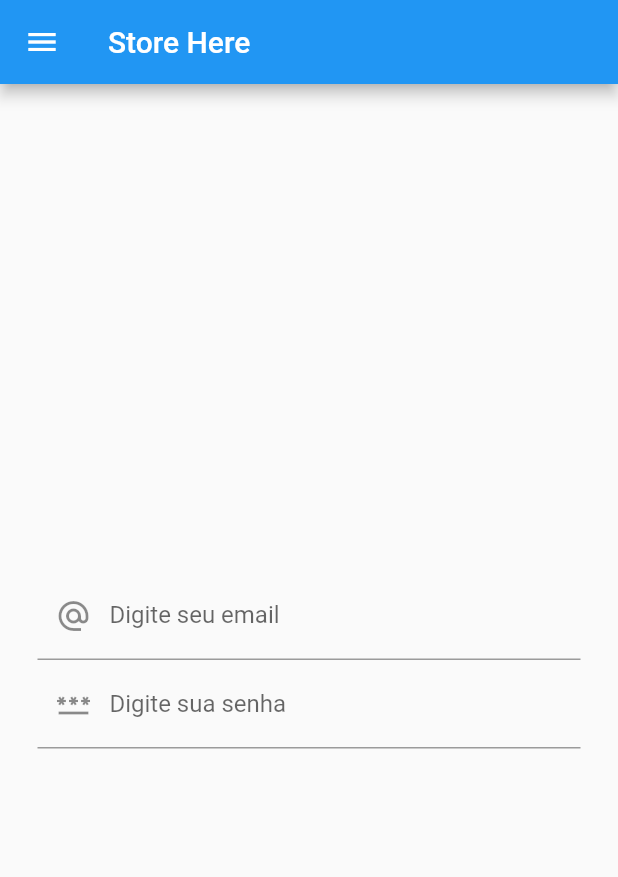
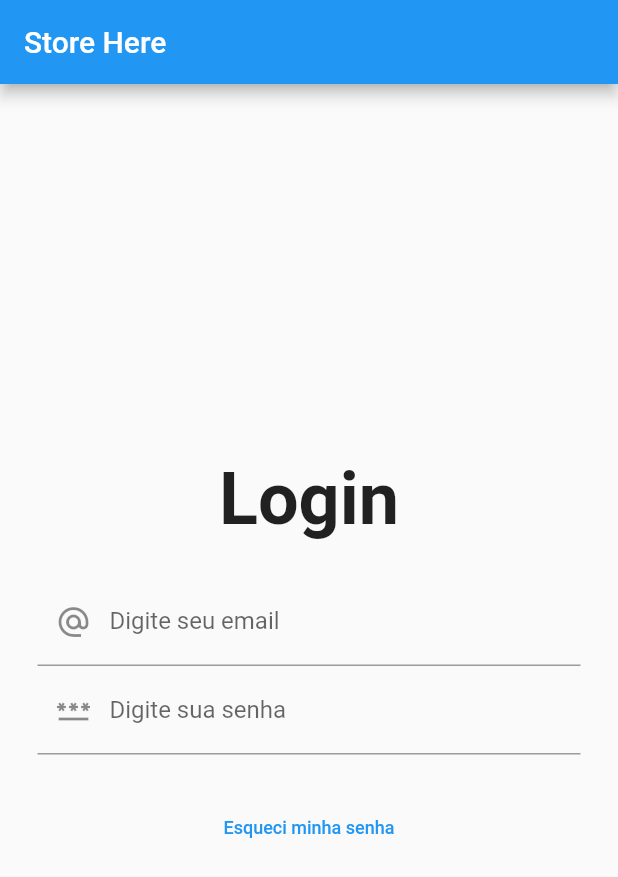
Before and after one commit to galdino01/store_here_mobile, a Flutter app: the screen it shows after launch, on a phone screen of 412 x 824 dp. Shown: the top 877 px of the screen. Run offline on Flutter 3.47's test engine with Material 2 defaults, Android fonts, the light colour scheme and no system bars.

Commit message:
Adding Login title and forgot password button

```diff
--- a/lib/main.dart
+++ b/lib/main.dart
@@ -23,32 +23,24 @@ class HomePage extends StatelessWidget {
     return Scaffold(
       appBar: AppBar(
         title: const Text('Store Here'),
-        backgroundColor: Colors.blue,
       ),
-      drawer: Drawer(
-        backgroundColor: Colors.blue,
-        child: ListView(
-          padding: EdgeInsets.zero,
-          children: [
-            const DrawerHeader(
-              child: Text('Store Here'),
+      body: Column(
+        mainAxisAlignment: MainAxisAlignment.center,
+        children: [
+          const Text(
+            'Login',
+            style: TextStyle(fontSize: 48, fontWeight: FontWeight.bold),
+          ),
+          const FormLogin(),
+          TextButton(
+            onPressed: () {},
+            child: const Text(
+              'Esqueci minha senha',
+              style: TextStyle(color: Colors.blue, fontSize: 12),
             ),
-            ListTile(
-              title: const Text('Produtos'),
-              onTap: () {
-                Navigator.pop(context);
-              },
-            ),
-            ListTile(
-              title: const Text('Clientes'),
-              onTap: () {
-                Navigator.pop(context);
-              },
-            ),
-          ],
-        ),
+          ),
+        ],
       ),
-      body: const FormLogin(),
     );
   }
 }
```
